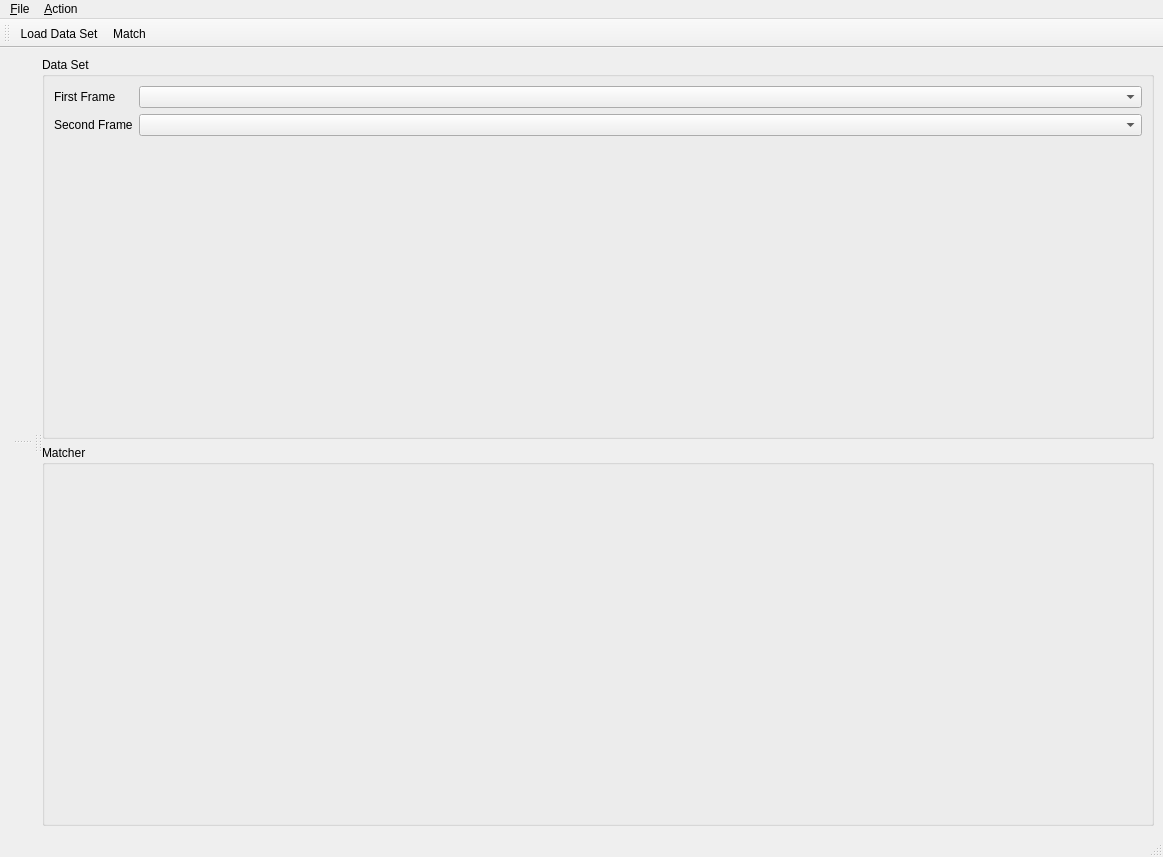
Before: the Qt Designer form src/ui/ToolWindowLineMatcher.ui in oneminute/RecFLS, drawn with Qt 5.
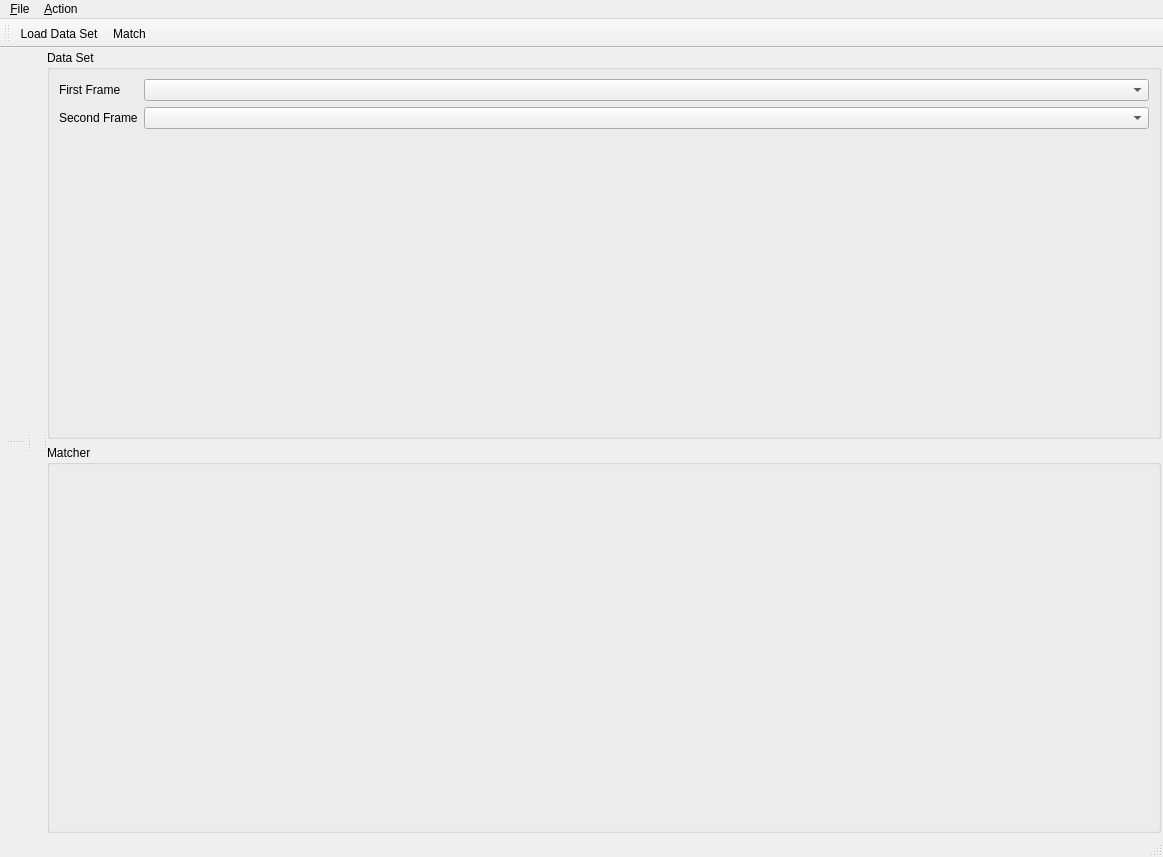
After: the same form once the commit is applied.

What changed in the file:
```diff
--- a/src/ui/ToolWindowLineMatcher.ui
+++ b/src/ui/ToolWindowLineMatcher.ui
@@ -15,6 +15,21 @@
   </property>
   <widget class="QWidget" name="centralwidget">
    <layout class="QVBoxLayout" name="verticalLayout">
+    <property name="spacing">
+     <number>2</number>
+    </property>
+    <property name="leftMargin">
+     <number>2</number>
+    </property>
+    <property name="topMargin">
+     <number>2</number>
+    </property>
+    <property name="rightMargin">
+     <number>2</number>
+    </property>
+    <property name="bottomMargin">
+     <number>2</number>
+    </property>
     <item>
      <widget class="QSplitter" name="splitter">
       <property name="orientation">
@@ -28,17 +43,65 @@
            <enum>Qt::Vertical</enum>
           </property>
           <widget class="QWidget" name="widget_4" native="true">
-           <layout class="QVBoxLayout" name="verticalLayoutCloud2"/>
+           <layout class="QVBoxLayout" name="verticalLayoutCloud2">
+            <property name="spacing">
+             <number>1</number>
+            </property>
+            <property name="leftMargin">
+             <number>1</number>
+            </property>
+            <property name="topMargin">
+             <number>1</number>
+            </property>
+            <property name="rightMargin">
+             <number>1</number>
+            </property>
+            <property name="bottomMargin">
+             <number>1</number>
+            </property>
+           </layout>
           </widget>
           <widget class="QWidget" name="widget_5" native="true">
-           <layout class="QVBoxLayout" name="verticalLayoutCloud3"/>
+           <layout class="QVBoxLayout" name="verticalLayoutCloud3">
+            <property name="spacing">
+             <number>1</number>
+            </property>
+            <property name="leftMargin">
+             <number>1</number>
+            </property>
+            <property name="topMargin">
+             <number>1</number>
+            </property>
+            <property name="rightMargin">
+             <number>1</number>
+            </property>
+            <property name="bottomMargin">
+             <number>1</number>
+            </property>
+           </layout>
           </widget>
          </widget>
         </item>
        </layout>
       </widget>
       <widget class="QWidget" name="widget_2" native="true">
-       <layout class="QVBoxLayout" name="verticalLayoutCloud1"/>
+       <layout class="QVBoxLayout" name="verticalLayoutCloud1">
+        <property name="spacing">
+         <number>1</number>
+        </property>
+        <property name="leftMargin">
+         <number>1</number>
+        </property>
+        <property name="topMargin">
+         <number>1</number>
+        </property>
+        <property name="rightMargin">
+         <number>1</number>
+        </property>
+        <property name="bottomMargin">
+         <number>1</number>
+        </property>
+       </layout>
       </widget>
       <widget class="QWidget" name="widget_3" native="true">
        <layout class="QVBoxLayout" name="verticalLayout_3">
```
